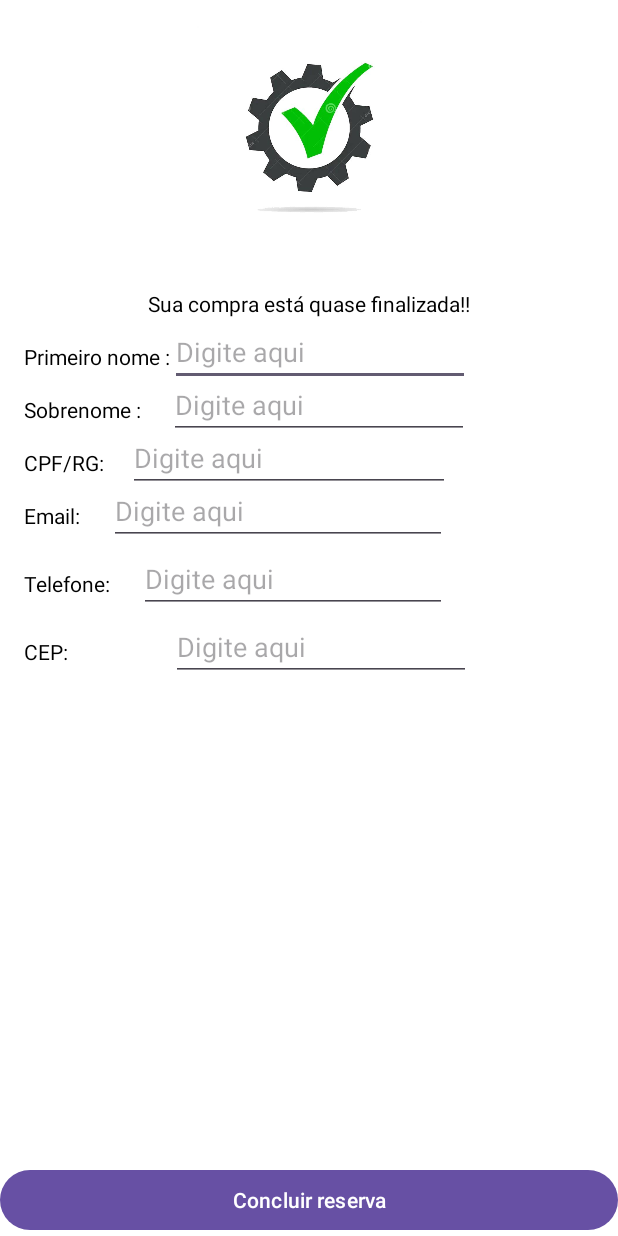
After one commit to anthonyhamu/ReservaCarro, an Android app: the UltimaTela screen opened directly, with no data from a screen before it, on a phone screen of 412 x 824 dp. The commit adds this screen. Run offline under Robolectric (Android 15) with nearby library versions, the phone set to English and light mode, and no system bars.

Commit message:
Reserva de carros, primeiro app

```diff
--- a/app/src/main/AndroidManifest.xml
+++ b/app/src/main/AndroidManifest.xml
@@ -23,6 +23,7 @@
         </activity>
         <activity android:name=".CalcularAutonomiaActivity"></activity>
         <activity android:name=".AluguelCarro"></activity>
+        <activity android:name=".UltimaTela" ></activity>
     </application>
 
 </manifest>
--- a/app/src/main/java/com/example/layoutsaa/AluguelCarro.kt
+++ b/app/src/main/java/com/example/layoutsaa/AluguelCarro.kt
@@ -1,12 +1,14 @@
 package com.example.layoutsaa
 
 import android.app.DatePickerDialog
+import android.content.Intent
 import androidx.appcompat.app.AppCompatActivity
 import android.os.Bundle
 import android.widget.Button
 import android.widget.CalendarView
 import android.widget.DatePicker
 import android.widget.TextView
+import android.widget.Toast
 import java.text.SimpleDateFormat
 import java.util.Calendar
 import java.util.Locale
@@ -17,26 +19,38 @@ class AluguelCarro:AppCompatActivity() {
     private val calendar = Calendar.getInstance()
     lateinit var tvDevolucao: TextView
     lateinit var btndevolucao: Button
+    lateinit var btnConclusao: Button
 
     override fun onCreate(savedInstanceState: Bundle?) {
         super.onCreate(savedInstanceState)
         setContentView(R.layout.aluguel)
         setupView()
 
+
+
         btnDataSelector.setOnClickListener(){
             showDataPicker()
         }
 
         btndevolucao.setOnClickListener(){
+
                 showDataTwo()
+
+
+        }
+        btnConclusao.setOnClickListener(){
+            startActivity(Intent(this,UltimaTela::class.java))
         }
 
     }
+
+
     private fun setupView(){
         tvSelectedDate = findViewById(R.id.tvSelectedDate)
         btnDataSelector = findViewById(R.id.btnDataSelector)
         tvDevolucao = findViewById(R.id.tvDevolucao)
         btndevolucao = findViewById(R.id.btndevolucao)
+        btnConclusao = findViewById(R.id.conclusão)
     }
 
     private fun showDataPicker(){
@@ -56,12 +70,24 @@ class AluguelCarro:AppCompatActivity() {
     }
 
     private fun showDataTwo(){
-        val datePickerDialog = DatePickerDialog(this, {DatePicker, year:Int, monthOfYear:Int, dayOfMonth:Int ->
+        val datePickerDialog = DatePickerDialog(
+            this, { _, year, monthOfYear, dayOfMonth ->
                 val selectedDate: Calendar = Calendar.getInstance()
                 selectedDate.set(year, monthOfYear, dayOfMonth)
+
+                // Verifica se a data selecionada é maior que a data do showDataPicker()
+                if (selectedDate.timeInMillis <= calendar.timeInMillis) {
+                    // Mostra mensagem de erro
+                    Toast.makeText(
+                        this@AluguelCarro,
+                        "Data de devolução invalida.",
+                        Toast.LENGTH_SHORT
+                    ).show()
+                } else {
                     val dateFormat = SimpleDateFormat("dd/MM/yyyy", Locale.getDefault())
                     val formattedDate: String = dateFormat.format(selectedDate.time)
-            tvDevolucao.text = "Data de devolução: "+ formattedDate
+                    tvDevolucao.text = "Data de devolução: " + formattedDate
+                }
             },
             calendar.get(Calendar.YEAR),
             calendar.get(Calendar.MONTH),
--- /dev/null
+++ b/app/src/main/java/com/example/layoutsaa/UltimaTela.kt
@@ -0,0 +1,32 @@
+package com.example.layoutsaa
+
+import android.annotation.SuppressLint
+import android.os.Bundle
+import android.widget.Button
+import android.widget.Toast
+import androidx.appcompat.app.AppCompatActivity
+
+class UltimaTela:AppCompatActivity() {
+    lateinit var btnReserva: Button
+
+
+    override fun onCreate(savedInstanceState: Bundle?) {
+        super.onCreate(savedInstanceState)
+        setContentView(R.layout.conclusao)
+
+        setupView()
+
+        btnReserva.setOnClickListener(){
+            Toast.makeText(
+                this@UltimaTela,
+                "Sua reserva foi concluida com sucesso, apresente o ID na concesonária.",
+                Toast.LENGTH_SHORT
+            ).show()
+        }
+    }
+
+
+    private fun setupView(){
+        btnReserva = findViewById(R.id.reserva)
+    }
+}
--- a/app/src/main/res/layout/activity_main.xml
+++ b/app/src/main/res/layout/activity_main.xml
@@ -141,10 +141,13 @@
        android:layout_height="wrap_content"
        android:layout_margin="16dp"
        android:text="@string/carros_eletricos"
+       android:textAlignment="center"
        android:textColor="#000000"
        android:textSize="20sp"
        android:textStyle="bold"
+       app:layout_constraintEnd_toEndOf="parent"
        app:layout_constraintLeft_toLeftOf="parent"
+       app:layout_constraintStart_toStartOf="parent"
        app:layout_constraintTop_toTopOf="parent" />
 
    <TextView
@@ -185,14 +188,7 @@
 
        tools:ignore="MissingConstraints" />
 
-   <ListView
-       android:id="@+id/lv_informacoes"
-       android:layout_width="415dp"
-       android:layout_height="317dp"
-       app:layout_constraintBottom_toTopOf="@+id/btn_entrar"
-       app:layout_constraintEnd_toEndOf="parent"
-       app:layout_constraintStart_toStartOf="parent"
-       app:layout_constraintTop_toBottomOf="@+id/cv_view" />
+
 
 
 </androidx.constraintlayout.widget.ConstraintLayout>
--- a/app/src/main/res/layout/aluguel.xml
+++ b/app/src/main/res/layout/aluguel.xml
@@ -98,17 +98,29 @@
         android:text="Escolha a data"/>
 
     <TextView
+        android:id="@+id/informações"
         android:layout_width="wrap_content"
         android:layout_height="wrap_content"
-        android:text="Informações"
+        android:text="Informações:"
         app:layout_constraintTop_toBottomOf="@+id/btndevolucao"
-        />
+        app:layout_constraintStart_toStartOf="@+id/btndevolucao"
+        android:textColor="@color/black"/>
+    <TextView
+        android:layout_width="wrap_content"
+        android:layout_height="wrap_content"
+        android:text="lorem ipsun"
+        app:layout_constraintStart_toStartOf="@+id/informações"
+        app:layout_constraintEnd_toEndOf="parent"
+        app:layout_constraintTop_toBottomOf="@+id/informações"
+        android:layout_margin="10dp"
+        tools:ignore="MissingConstraints" />
 
     <Button
+        android:id="@+id/conclusão"
         android:layout_width="match_parent"
         android:layout_height="wrap_content"
         android:textStyle="bold"
-        android:text="Finalizar reserva"
+        android:text="Concluir reserva"
         app:layout_constraintBottom_toBottomOf="parent" />
 
 
--- /dev/null
+++ b/app/src/main/res/layout/conclusao.xml
@@ -0,0 +1,177 @@
+<?xml version="1.0" encoding="utf-8"?>
+<androidx.constraintlayout.widget.ConstraintLayout xmlns:android="http://schemas.android.com/apk/res/android"
+    xmlns:app="http://schemas.android.com/apk/res-auto"
+    xmlns:tools="http://schemas.android.com/tools"
+    android:layout_width="match_parent"
+    android:layout_height="match_parent"
+    android:background="@color/white">
+
+    <ImageView
+        android:id="@+id/Aprovado"
+        android:layout_width="150dp"
+        android:layout_height="0dp"
+        android:layout_marginBottom="24dp"
+        app:layout_constraintBottom_toTopOf="@+id/Finalizando"
+        app:layout_constraintEnd_toEndOf="parent"
+        app:layout_constraintStart_toStartOf="parent"
+        app:layout_constraintTop_toTopOf="parent"
+        app:srcCompat="@drawable/quaseconcluido"
+        tools:ignore="MissingConstraints" />
+
+    <TextView
+        android:id="@+id/Finalizando"
+        android:layout_width="wrap_content"
+        android:layout_height="wrap_content"
+        android:layout_marginBottom="612dp"
+        android:text="Sua compra está quase finalizada!!"
+        android:textColor="@color/black"
+        app:layout_constraintBottom_toBottomOf="parent"
+        app:layout_constraintEnd_toEndOf="parent"
+        app:layout_constraintStart_toStartOf="parent"
+        app:layout_constraintTop_toBottomOf="@+id/Aprovado" />
+
+    <TextView
+        android:id="@+id/nome1"
+        android:layout_width="wrap_content"
+        android:layout_height="wrap_content"
+        android:layout_margin="16dp"
+        android:text="Primeiro nome :"
+        android:textColor="@color/black"
+        app:layout_constraintStart_toStartOf="parent"
+        app:layout_constraintTop_toBottomOf="@+id/Finalizando" />
+
+    <EditText
+        android:id="@+id/primeiro"
+        android:layout_width="200dp"
+        android:layout_height="wrap_content"
+        android:hint="Digite aqui"
+        app:layout_constraintLeft_toRightOf="@+id/nome1"
+        app:layout_constraintTop_toBottomOf="@+id/Finalizando"
+        tools:ignore="TouchTargetSizeCheck" />
+
+    <TextView
+        android:id="@+id/nome2"
+        android:layout_width="wrap_content"
+        android:layout_height="wrap_content"
+        android:layout_margin="16dp"
+        android:text="Sobrenome : "
+        android:textColor="@color/black"
+        app:layout_constraintStart_toStartOf="parent"
+        app:layout_constraintTop_toBottomOf="@+id/nome1" />
+
+    <EditText
+        android:id="@+id/editText"
+        android:layout_width="200dp"
+        android:layout_height="wrap_content"
+        android:layout_marginLeft="15dp"
+        android:hint="Digite aqui "
+        app:layout_constraintLeft_toRightOf="@+id/nome2"
+        app:layout_constraintTop_toBottomOf="@+id/nome1"
+        tools:ignore="TouchTargetSizeCheck" />
+
+    <TextView
+        android:id="@+id/cpf"
+        android:layout_width="wrap_content"
+        android:layout_height="wrap_content"
+        android:layout_margin="16dp"
+        android:layout_marginEnd="46dp"
+        android:text="CPF/RG:"
+        android:textColor="@color/black"
+        app:layout_constraintEnd_toStartOf="@+id/documento"
+        app:layout_constraintStart_toStartOf="parent"
+        app:layout_constraintTop_toBottomOf="@+id/nome2"
+        tools:ignore="MissingConstraints" />
+
+    <EditText
+        android:id="@+id/documento"
+        android:layout_width="0dp"
+        android:layout_height="wrap_content"
+        android:layout_marginLeft="16dp"
+        android:layout_marginEnd="112dp"
+        android:hint="Digite aqui"
+        app:layout_constraintEnd_toEndOf="parent"
+        app:layout_constraintStart_toEndOf="@+id/cpf"
+        app:layout_constraintTop_toBottomOf="@+id/nome2"
+        tools:ignore="TouchTargetSizeCheck" />
+
+    <TextView
+        android:id="@+id/email"
+        android:layout_width="wrap_content"
+        android:layout_height="wrap_content"
+        android:layout_margin="16dp"
+        android:layout_marginEnd="55dp"
+        android:text="Email: "
+        android:textColor="@color/black"
+        app:layout_constraintEnd_toStartOf="@+id/email2"
+        app:layout_constraintStart_toStartOf="parent"
+        app:layout_constraintTop_toBottomOf="@+id/cpf"
+        tools:ignore="MissingConstraints" />
+
+    <EditText
+        android:id="@+id/email2"
+        android:layout_width="0dp"
+        android:layout_height="wrap_content"
+        android:layout_marginLeft="44dp"
+        android:layout_marginEnd="114dp"
+        android:hint="Digite aqui"
+        app:layout_constraintEnd_toEndOf="parent"
+        app:layout_constraintStart_toEndOf="@+id/email"
+        app:layout_constraintTop_toBottomOf="@+id/cpf"
+        tools:ignore="TouchTargetSizeCheck" />
+
+    <TextView
+        android:id="@+id/tel"
+        android:layout_width="wrap_content"
+        android:layout_height="wrap_content"
+        android:layout_margin="16dp"
+        android:layout_marginEnd="35dp"
+        android:text="Telefone: "
+        android:textColor="@color/black"
+        app:layout_constraintEnd_toStartOf="@+id/telefone"
+        app:layout_constraintStart_toStartOf="parent"
+        app:layout_constraintTop_toBottomOf="@+id/email2"
+        tools:ignore="MissingConstraints,TouchTargetSizeCheck" />
+
+    <EditText
+        android:id="@+id/telefone"
+        android:layout_width="0dp"
+        android:layout_height="wrap_content"
+        android:layout_marginLeft="35dp"
+        android:layout_marginEnd="114dp"
+        android:hint="Digite aqui"
+        app:layout_constraintEnd_toEndOf="parent"
+        app:layout_constraintStart_toEndOf="@+id/tel"
+        app:layout_constraintTop_toBottomOf="@+id/email2"
+        tools:ignore="TouchTargetSizeCheck" />
+
+    <TextView
+        android:id="@+id/cep"
+        android:layout_width="wrap_content"
+        android:layout_height="wrap_content"
+        android:layout_margin="16dp"
+        android:text="CEP:"
+        android:textColor="@color/black"
+        app:layout_constraintStart_toStartOf="parent"
+        app:layout_constraintTop_toBottomOf="@+id/telefone"
+        tools:ignore="MissingConstraints" />
+
+    <EditText
+        android:id="@+id/local"
+        android:layout_width="200dp"
+        android:layout_height="wrap_content"
+        android:layout_marginLeft="37dp"
+        android:hint="Digite aqui"
+        app:layout_constraintStart_toEndOf="@+id/tel"
+        app:layout_constraintTop_toBottomOf="@+id/telefone"
+        tools:ignore="TouchTargetSizeCheck" />
+
+    <Button
+        android:id="@+id/reserva"
+        android:layout_width="match_parent"
+        android:layout_height="wrap_content"
+        android:text="Concluir reserva"
+        app:layout_constraintBottom_toBottomOf="parent"
+        tools:layout_editor_absoluteX="0dp" />
+
+
+</androidx.constraintlayout.widget.ConstraintLayout>
```
Also changed, not shown: app/src/main/java/com/example/layoutsaa/MainActivity.kt (+2 -7 lines), app/src/main/res/drawable/quaseconcluido.jpg (added). Lines whose indentation alone changed are shown as unchanged.
